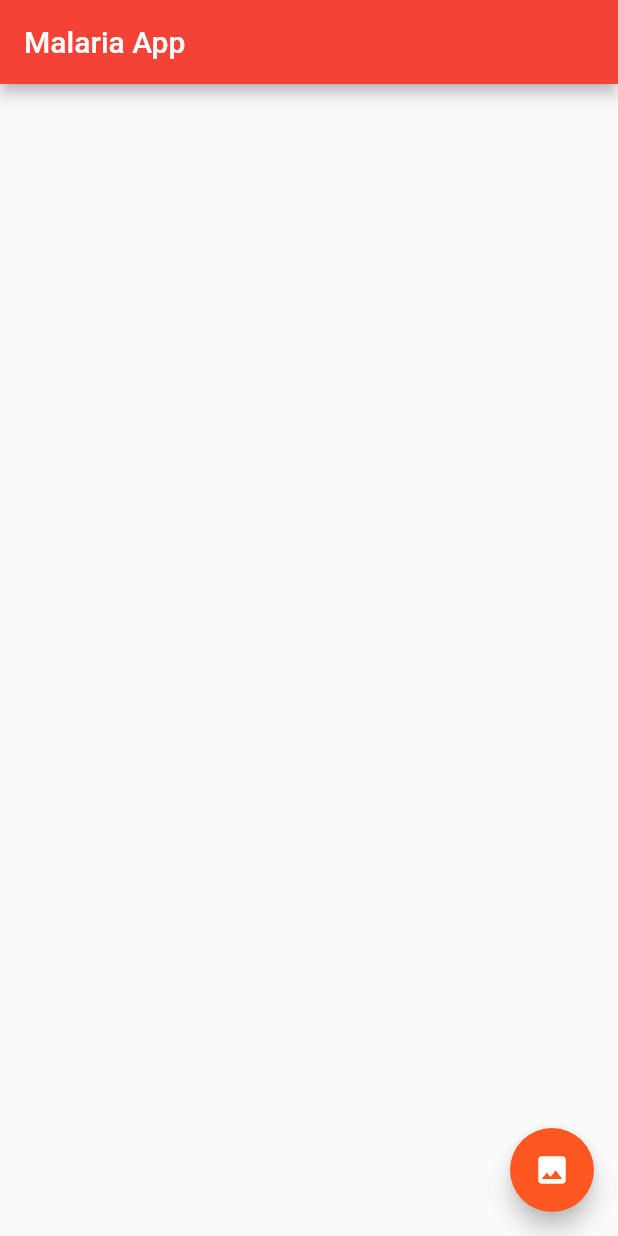
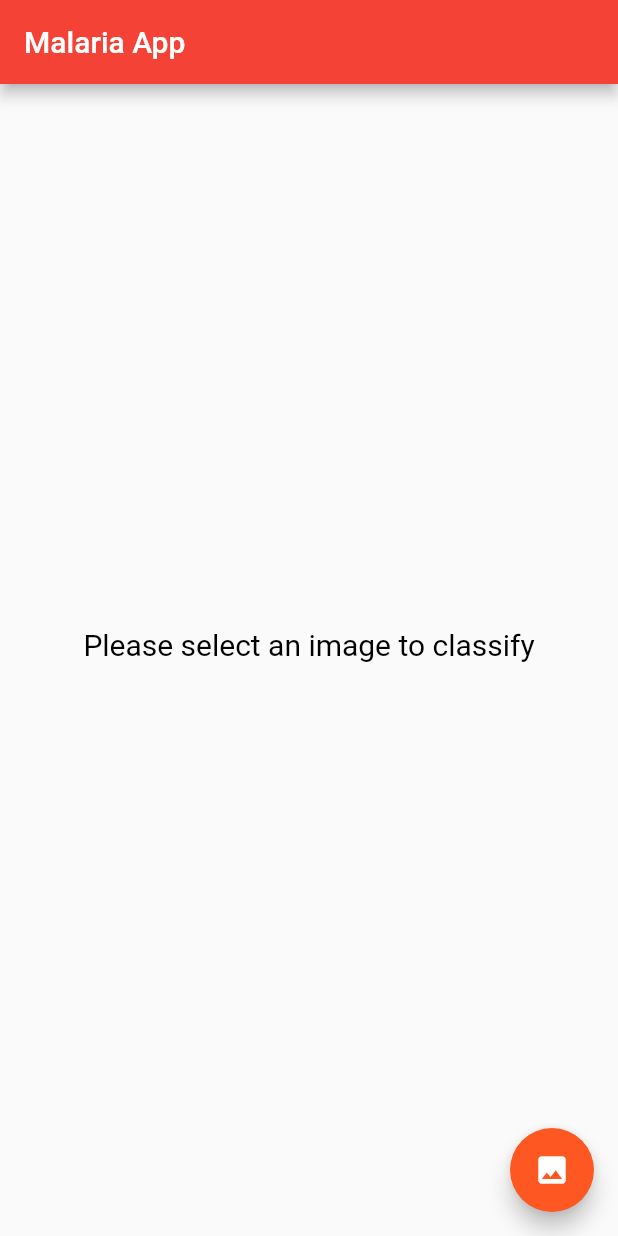
Before and after one commit to TobiCrackIT/microsoft_outlook_clone, a Flutter app: the screen it shows after launch, on a phone screen of 412 x 824 dp. Run offline on Flutter 3.47's test engine with Material 2 defaults, Android fonts, the phone set to English and light mode, and no system bars; our stand-ins replace image_picker; missing offline and left inert: tflite.

Commit message:
update title

```diff
--- a/lib/main.dart
+++ b/lib/main.dart
@@ -68,7 +68,17 @@ class _HomeState extends State<Home> {
                 crossAxisAlignment: CrossAxisAlignment.center,
                 mainAxisAlignment: MainAxisAlignment.center,
                 children: [
-            _image == null ? Container() : Image.file(_image),
+                  _image == null
+                      ? Container(
+                          child: Text(
+                            "Please select an image to classify",
+                            style: TextStyle(
+                              color: Colors.black,
+                              fontSize: 20.0,
+                            ),
+                          ),
+                        )
+                      : Image.file(_image),
                   SizedBox(
                     height: 20,
                   ),
```
Lines whose indentation alone changed are shown as unchanged.
